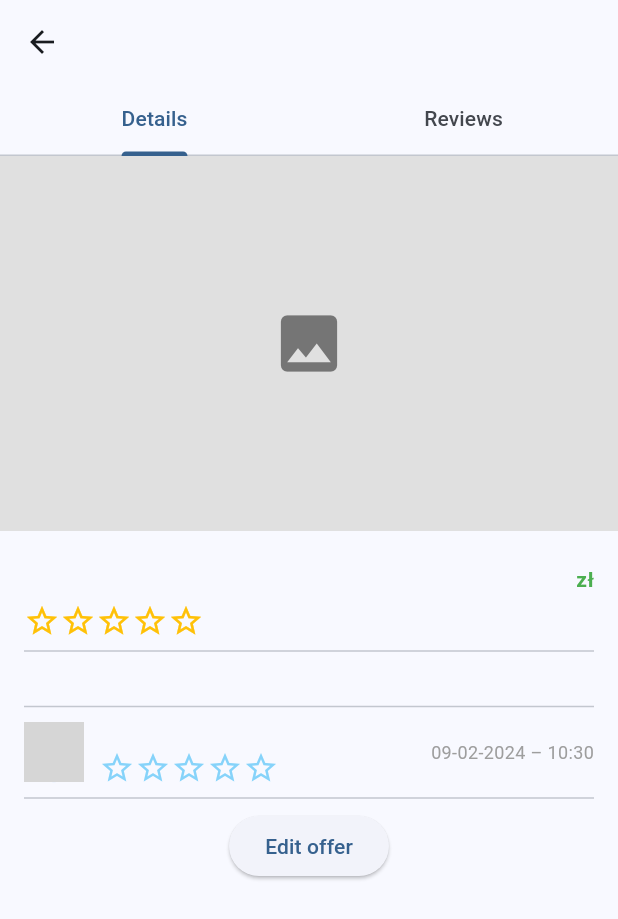
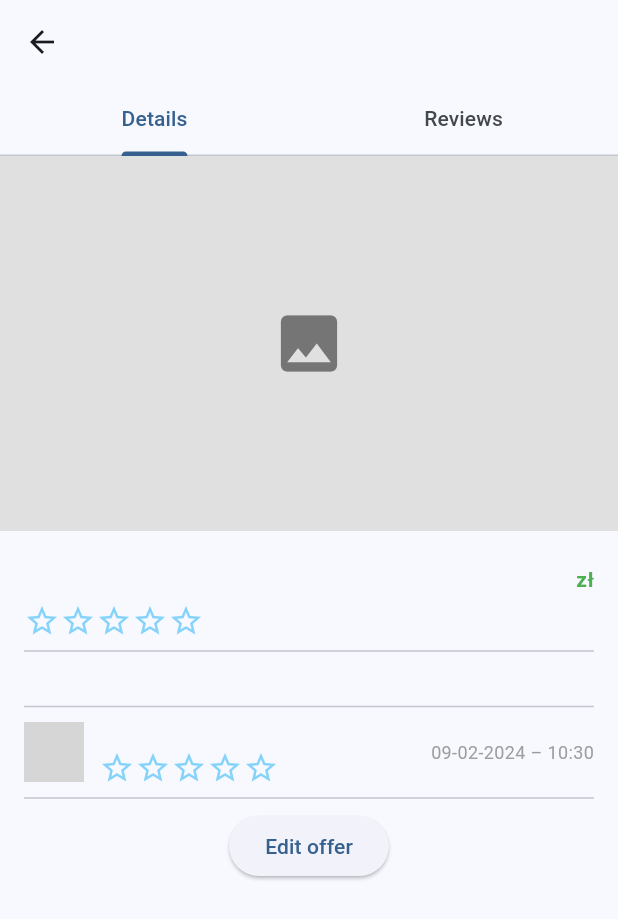
Before and after one commit to Talorvi/petapp-frontend, a Flutter app: the OfferDetailScreen screen opened directly with empty values, on a phone screen of 412 x 824 dp. Shown: the top 919 px of the screen. Run offline on Flutter 3.47's test engine with Material 3 defaults, Android fonts, the phone set to English and light mode, and no system bars; our stand-ins replace awesome_dialog, flutter_secure_storage, fluttertoast, image_picker; accounts and stored records are empty; generated files the repository leaves out were written again; network calls fail; grey boxes are pictures that could not be loaded.

Commit message:
fixed star colors

```diff
--- a/lib/screens/offer/offer_detail_screen.dart
+++ b/lib/screens/offer/offer_detail_screen.dart
@@ -167,7 +167,7 @@ class _OfferDetailScreenState extends State<OfferDetailScreen> {
                     int rating = widget.offer.averageRating?.round() ?? 0;
                     return Icon(
                       index < rating ? Icons.star : Icons.star_border,
-                      color: Colors.amber,
+                      color: const Color.fromARGB(119, 3, 168, 244),
                     );
                   }),
                 ),
--- a/lib/widgets/offers_widget.dart
+++ b/lib/widgets/offers_widget.dart
@@ -338,11 +338,11 @@ class OffersWidgetState extends State<OffersWidget> {
             children: [
               Text(
                 DateFormat('dd-MM-yyyy – kk:mm').format(offer.updatedAt),
-                style: const TextStyle(fontSize: 12, color: Colors.grey),
+                style: const TextStyle(fontSize: 12, color: Color.fromARGB(119, 3, 168, 244)),
               ),
               if (offer.user.averageOfferRating != null) ...[
                 const SizedBox(width: 5),
-                const Icon(Icons.star, size: 16, color: Colors.amber),
+                const Icon(Icons.star, size: 16, color: Color.fromARGB(119, 3, 168, 244)),
                 Text(
                   ' ${offer.user.averageOfferRating!.toStringAsFixed(1)}',
                   style: const TextStyle(fontSize: 12),
```
